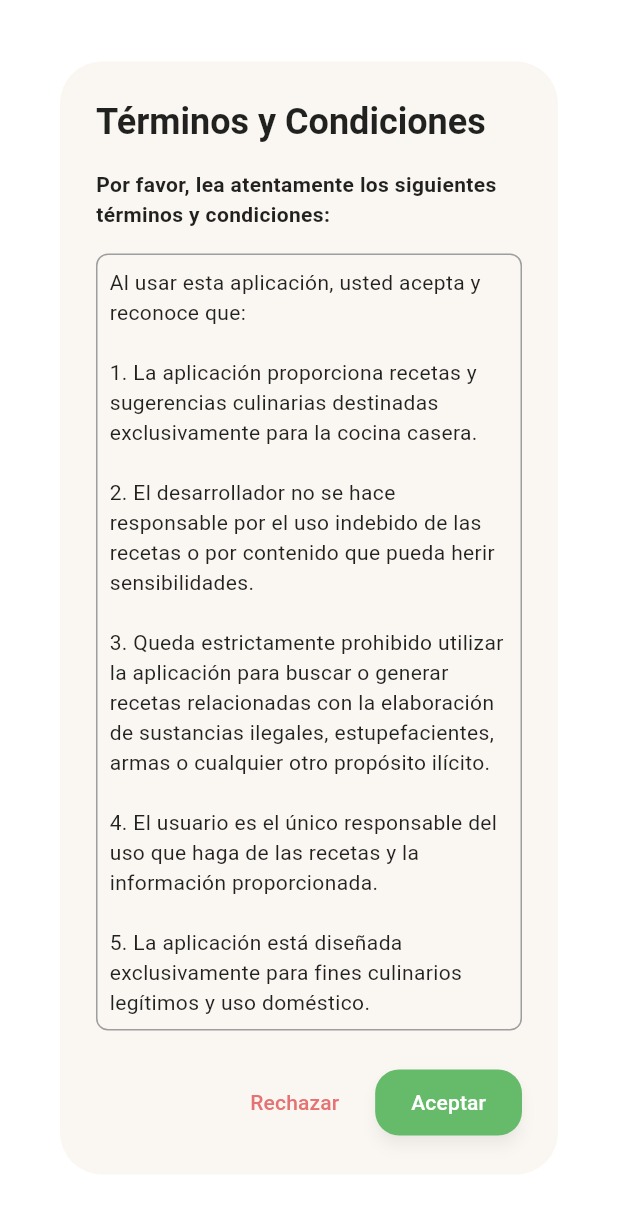
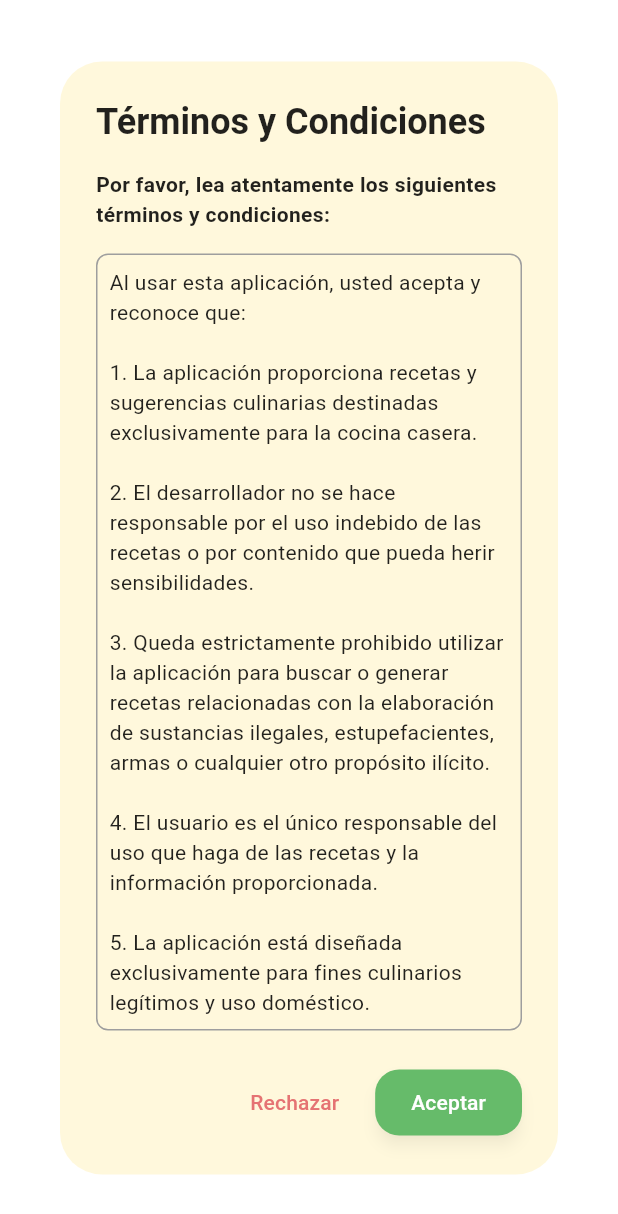
Before and after one commit to enekor/AiKitchen, a Flutter app: the screen it shows after launch, on a phone screen of 412 x 824 dp. Shown: the top 1214 px of the screen. Run offline on Flutter 3.47's test engine with Material 3 defaults, Android fonts, the phone set to English and light mode, and no system bars; drawn by our look-alikes of dynamic_color; our stand-ins replace carousel_slider, flutter_inset_shadow, flutter_tts, fluttertoast, google_generative_ai, lottie and 2 more; missing offline and left inert: receive_sharing_intent.

Commit message:
color dinamico

```diff
--- a/lib/main.dart
+++ b/lib/main.dart
@@ -75,8 +75,8 @@ class _MyAppState extends State<MyApp> {
       builder: (ColorScheme? lightDynamic, ColorScheme? darkDynamic) {
         return MaterialApp(
           debugShowCheckedModeBanner: false,
-          theme: CookingTheme.lightTheme,
-          darkTheme: CookingTheme.darkTheme,
+          theme: CookingTheme.lightTheme(lightDynamic),
+          darkTheme: CookingTheme.darkTheme(darkDynamic),
           home: FutureBuilder<bool?>(
             future: SharedPreferencesService.getBoolValue(
               SharedPreferencesKeys.termsAccepted,
--- a/lib/theme/cooking_theme.dart
+++ b/lib/theme/cooking_theme.dart
@@ -18,14 +18,14 @@ class CookingTheme {
   static const Color cream = Color(0xFFFAF7F2); // Crema
   static const Color brown = Color(0xFF8D6E63); // Marrón
   static const Color darkBrown = Color(0xFF5D4037); // Marrón oscuro
-
-  static ThemeData get lightTheme {
+  static ThemeData lightTheme([ColorScheme? dynamicColorScheme]) {
     return ThemeData(
       useMaterial3: true,
       brightness: Brightness.light,
 
-      // Esquema de colores
-      colorScheme: const ColorScheme.light(
+      // Esquema de colores híbrido: dinámicos + temáticos
+      colorScheme: ColorScheme.light(
+        // Colores temáticos fijos para la identidad de la app
         primary: primaryYellow,
         onPrimary: Colors.black87,
         primaryContainer: lightYellow,
@@ -40,15 +40,29 @@ class CookingTheme {
         onTertiary: Colors.white,
         tertiaryContainer: lightRed,
         onTertiaryContainer: Colors.black87,
-        surface: cream,
-        onSurface: Colors.black87,
-        surfaceContainerHighest: lightYellow,
-        onSurfaceVariant: Colors.black87,
+
+        // Usar colores dinámicos para surfaces y backgrounds
+        surface: dynamicColorScheme?.surface ?? cream,
+        onSurface: dynamicColorScheme?.onSurface ?? Colors.black87,
+        surfaceContainerHighest:
+            dynamicColorScheme?.surfaceContainerHighest ?? lightYellow,
+        onSurfaceVariant:
+            dynamicColorScheme?.onSurfaceVariant ?? Colors.black87,
+        surfaceContainer: dynamicColorScheme?.surfaceContainer ?? cream,
+        surfaceContainerHigh:
+            dynamicColorScheme?.surfaceContainerHigh ?? lightYellow,
+        surfaceContainerLow: dynamicColorScheme?.surfaceContainerLow ?? cream,
+        surfaceTint: dynamicColorScheme?.surfaceTint ?? primaryYellow,
+
+        // Usar colores dinámicos para elementos neutros
+        outline: dynamicColorScheme?.outline ?? brown,
+        outlineVariant:
+            dynamicColorScheme?.outlineVariant ?? brown.withOpacity(0.5),
+        inverseSurface: dynamicColorScheme?.inverseSurface ?? Colors.black87,
+        onInverseSurface: dynamicColorScheme?.onInverseSurface ?? Colors.white,
 
         error: darkRed,
         onError: Colors.white,
-
-        outline: brown,
         shadow: Colors.black26,
       ),
 
@@ -199,36 +213,55 @@ class CookingTheme {
     );
   }
 
-  static ThemeData get darkTheme {
+  static ThemeData darkTheme([ColorScheme? dynamicColorScheme]) {
     return ThemeData(
       useMaterial3: true,
       brightness: Brightness.dark,
 
-      // Esquema de colores oscuro
-      colorScheme: const ColorScheme.dark(
+      // Esquema de colores oscuro híbrido: dinámicos + temáticos
+      colorScheme: ColorScheme.dark(
+        // Colores temáticos fijos para la identidad de la app
         primary: darkYellow,
         onPrimary: Colors.black,
-        primaryContainer: Color(0xFF4A3800),
+        primaryContainer: const Color(0xFF4A3800),
         onPrimaryContainer: darkYellow,
 
         secondary: darkGreen,
         onSecondary: Colors.white,
-        secondaryContainer: Color(0xFF1B4A1E),
+        secondaryContainer: const Color(0xFF1B4A1E),
         onSecondaryContainer: lightGreen,
 
         tertiary: darkRed,
         onTertiary: Colors.white,
-        tertiaryContainer: Color(0xFF4A1C1C),
+        tertiaryContainer: const Color(0xFF4A1C1C),
         onTertiaryContainer: lightRed,
-        surface: Color(0xFF1C1B1F),
-        onSurface: Colors.white,
-        surfaceContainerHighest: Color(0xFF2A2A2A),
-        onSurfaceVariant: Colors.white70,
+
+        // Usar colores dinámicos para surfaces y backgrounds
+        surface: dynamicColorScheme?.surface ?? const Color(0xFF1C1B1F),
+        onSurface: dynamicColorScheme?.onSurface ?? Colors.white,
+        surfaceContainerHighest:
+            dynamicColorScheme?.surfaceContainerHighest ??
+            const Color(0xFF2A2A2A),
+        onSurfaceVariant:
+            dynamicColorScheme?.onSurfaceVariant ?? Colors.white70,
+        surfaceContainer:
+            dynamicColorScheme?.surfaceContainer ?? const Color(0xFF1C1B1F),
+        surfaceContainerHigh:
+            dynamicColorScheme?.surfaceContainerHigh ?? const Color(0xFF2A2A2A),
+        surfaceContainerLow:
+            dynamicColorScheme?.surfaceContainerLow ?? const Color(0xFF1C1B1F),
+        surfaceTint: dynamicColorScheme?.surfaceTint ?? darkYellow,
+
+        // Usar colores dinámicos para elementos neutros
+        outline: dynamicColorScheme?.outline ?? const Color(0xFF938F99),
+        outlineVariant:
+            dynamicColorScheme?.outlineVariant ??
+            const Color(0xFF938F99).withOpacity(0.5),
+        inverseSurface: dynamicColorScheme?.inverseSurface ?? Colors.white,
+        onInverseSurface: dynamicColorScheme?.onInverseSurface ?? Colors.black,
 
         error: lightRed,
         onError: Colors.black,
-
-        outline: Color(0xFF938F99),
         shadow: Colors.black54,
       ),
 
--- a/pubspec.yaml
+++ b/pubspec.yaml
@@ -1,7 +1,7 @@
 name: aikitchen
 description: "Aplicacion de recetas usando la IA de google"
 publish_to: "none"
-version: 2.1.0+24
+version: 2.1.0+25
 
 environment:
   sdk: ^3.8.0-91.0.dev
```
